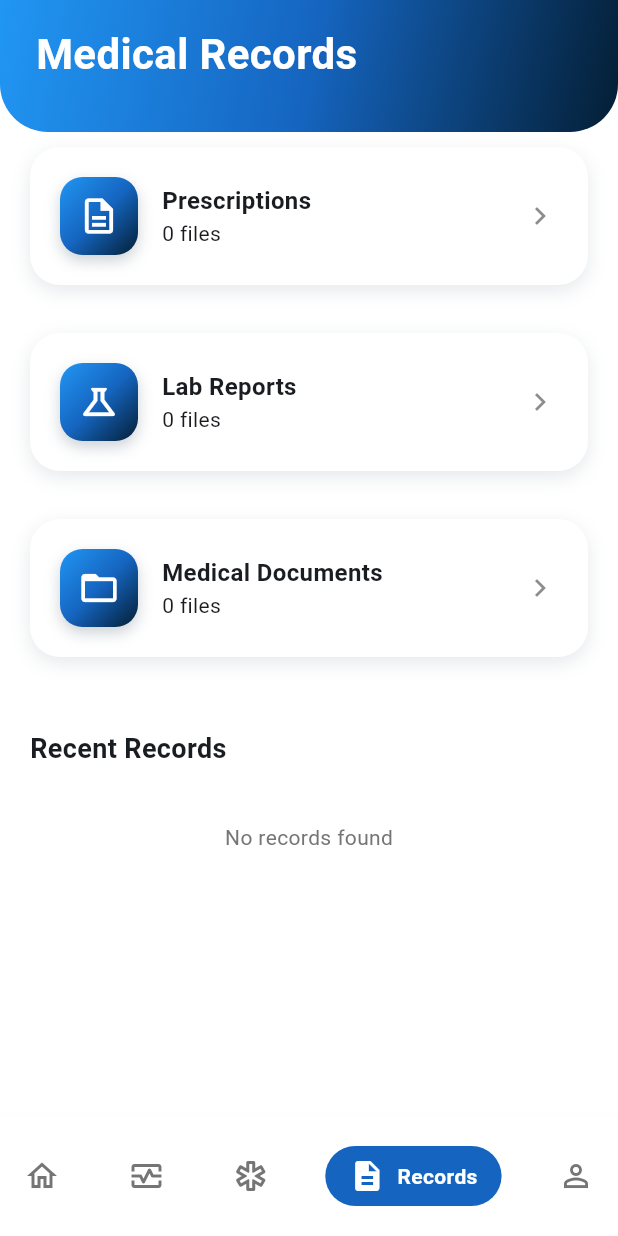
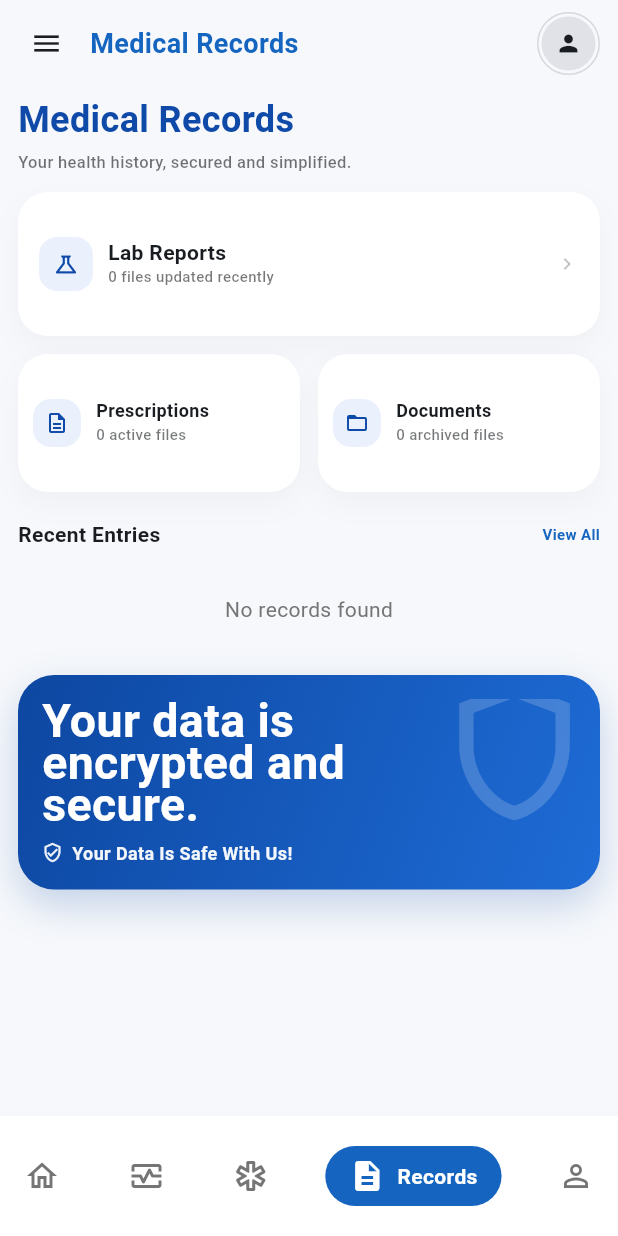
Before and after one commit to techvivek32/care4elder, a Flutter app: the MedicalRecordsScreen screen opened by its route, on a phone screen of 412 x 824 dp. Run offline on Flutter 3.47's test engine with Material 3 defaults, Android fonts, the phone set to English and light mode, and no system bars; our stand-ins replace audioplayers, cached_network_image, dio, file_picker, flutter_animate, flutter_contacts and 15 more; missing offline and left inert: agora_rtc_engine, flutter_background_service, razorpay_flutter; accounts and stored records are empty; network calls fail.

Commit message:
medical reord ui change

```diff
--- a/application/lib/features/consultation/screens/consultation_screen.dart
+++ b/application/lib/features/consultation/screens/consultation_screen.dart
@@ -96,7 +96,7 @@ class _ConsultationScreenState extends State<ConsultationScreen> {
                   child: Padding(
                     padding: const EdgeInsets.fromLTRB(16, 8, 16, 0),
                     child: _TopHeaderBar(
-                      title: 'Sanctuary Health',
+                      title: 'Consult',
                       onMenuTap: () {},
                       avatarUrl: (profileImageUrl != null &&
                               profileImageUrl.trim().isNotEmpty)
--- a/application/lib/features/records/screens/medical_records_screen.dart
+++ b/application/lib/features/records/screens/medical_records_screen.dart
@@ -1,11 +1,13 @@
 import 'package:flutter/material.dart';
 import 'package:google_fonts/google_fonts.dart';
 import 'package:intl/intl.dart';
+import 'package:provider/provider.dart';
 import 'package:url_launcher/url_launcher.dart';
 import '../../../core/theme/app_colors.dart';
 import '../../../core/constants/api_constants.dart';
 import '../../auth/services/auth_service.dart';
 import '../../../core/services/call_request_service.dart';
+import '../../../core/services/profile_service.dart';
 import 'patient_record_detail_screen.dart';
 import 'dart:ui';
 
@@ -105,6 +107,8 @@ class _MedicalRecordsScreenState extends State<MedicalRecordsScreen> {
   @override
   Widget build(BuildContext context) {
     final colorScheme = Theme.of(context).colorScheme;
+    final profileImageUrl =
+        context.watch<ProfileService>().currentUser?.profilePictureUrl;
 
     // Calculate counts
     int prescriptionsCount = 0;
@@ -118,65 +122,78 @@ class _MedicalRecordsScreenState extends State<MedicalRecordsScreen> {
     }
 
     return Scaffold(
-      backgroundColor: colorScheme.surface,
-      body: Column(
-        children: [
-          // Rounded Header
-          Container(
-            decoration: BoxDecoration(
-              gradient: Theme.of(context).brightness == Brightness.light
-                  ? AppColors.premiumGradient
-                  : AppColors.darkPremiumGradient,
-              borderRadius: const BorderRadius.only(
-                bottomLeft: Radius.circular(32),
-                bottomRight: Radius.circular(32),
-              ),
-            ),
-            child: SafeArea(
-              bottom: false,
-              child: Padding(
-                padding: const EdgeInsets.fromLTRB(24, 16, 24, 32),
-                child: Column(
-                  crossAxisAlignment: CrossAxisAlignment.start,
-                  children: [
-                    Row(
-                      mainAxisAlignment: MainAxisAlignment.spaceBetween,
-                      children: [
-                        Text(
-                          'Medical Records',
-                          style: GoogleFonts.roboto(
-                            fontSize: 28,
-                            fontWeight: FontWeight.bold,
-                            color: Colors.white,
-                          ),
-                        ),
-                      ],
-                    ),
-                  ],
-                ),
-              ),
-            ),
-          ),
-
-          // Content
-          Expanded(
+      backgroundColor: const Color(0xFFF6F8FB),
+      body: SafeArea(
         child: _isLoading
             ? const Center(child: CircularProgressIndicator())
             : RefreshIndicator(
                 onRefresh: _fetchRecords,
                 child: SingleChildScrollView(
                   physics: const AlwaysScrollableScrollPhysics(),
-                    padding: const EdgeInsets.symmetric(horizontal: 20, vertical: 10),
+                  padding: const EdgeInsets.fromLTRB(12, 8, 12, 18),
                   child: Column(
                     crossAxisAlignment: CrossAxisAlignment.start,
                     children: [
+                      _buildTopHeader(
+                        avatarUrl: (profileImageUrl != null &&
+                                profileImageUrl.trim().isNotEmpty)
+                            ? profileImageUrl
+                            : null,
+                      ),
+                      const SizedBox(height: 18),
+                      Text(
+                        'Medical Records',
+                        style: GoogleFonts.roboto(
+                          fontSize: 24,
+                          height: 1.0,
+                          fontWeight: FontWeight.w700,
+                          color: const Color(0xFF0F4AA8),
+                        ),
+                      ),
+                      const SizedBox(height: 8),
+                      Text(
+                        'Your health history, secured and simplified.',
+                        style: GoogleFonts.roboto(
+                          fontSize: 11,
+                          fontWeight: FontWeight.w500,
+                          color: colorScheme.onSurface.withOpacity(0.62),
+                        ),
+                      ),
+                      const SizedBox(height: 12),
                       _buildCategoryCard(
+                        title: 'Lab Reports',
+                        count: '$labReportsCount files updated recently',
+                        icon: Icons.science_outlined,
+                        color: const Color(0xFF0F4AA8),
+                        large: true,
+                        onTap: () {
+                          final allLabReports =
+                              _records.expand((r) => r.labReports).toList();
+                          Navigator.push(
+                            context,
+                            MaterialPageRoute(
+                              builder: (context) => PatientCategoryFilesScreen(
+                                title: 'Lab Reports',
+                                files: allLabReports,
+                                icon: Icons.science_outlined,
+                                color: const Color(0xFF041E34),
+                              ),
+                            ),
+                          );
+                        },
+                      ),
+                      const SizedBox(height: 12),
+                      Row(
+                        children: [
+                          Expanded(
+                            child: _buildCategoryCard(
                               title: 'Prescriptions',
-                count: '$prescriptionsCount files',
+                              count: '$prescriptionsCount active files',
                               icon: Icons.description_outlined,
-                color: const Color(0xFF041E34),
+                              color: const Color(0xFF0F4AA8),
                               onTap: () {
-                  final allPrescriptions = _records.expand((r) => r.prescriptions).toList();
+                                final allPrescriptions =
+                                    _records.expand((r) => r.prescriptions).toList();
                                 Navigator.push(
                                   context,
                                   MaterialPageRoute(
@@ -190,35 +207,18 @@ class _MedicalRecordsScreenState extends State<MedicalRecordsScreen> {
                                 );
                               },
                             ),
-              const SizedBox(height: 16),
-              _buildCategoryCard(
-                title: 'Lab Reports',
-                count: '$labReportsCount files',
-                icon: Icons.science_outlined,
-                color: const Color(0xFF041E34),
+                          ),
+                          const SizedBox(width: 12),
+                          Expanded(
+                            child: _buildCategoryCard(
+                              title: 'Documents',
+                              count: '$medicalDocsCount archived files',
+                              icon: Icons.folder_open_outlined,
+                              color: const Color(0xFF0F4AA8),
                               onTap: () {
-                  final allLabReports = _records.expand((r) => r.labReports).toList();
-                  Navigator.push(
-                    context,
-                    MaterialPageRoute(
-                      builder: (context) => PatientCategoryFilesScreen(
-                        title: 'Lab Reports',
-                        files: allLabReports,
-                        icon: Icons.science_outlined,
-                        color: const Color(0xFF041E34),
-                      ),
-                    ),
-                  );
-                },
-              ),
-              const SizedBox(height: 16),
-              _buildCategoryCard(
-                title: 'Medical Documents',
-                count: '$medicalDocsCount files',
-                icon: Icons.folder_open_outlined,
-                color: const Color(0xFF041E34),
-                onTap: () {
-                  final allMedicalDocs = _records.expand((r) => r.medicalDocuments).toList();
+                                final allMedicalDocs = _records
+                                    .expand((r) => r.medicalDocuments)
+                                    .toList();
                                 Navigator.push(
                                   context,
                                   MaterialPageRoute(
@@ -232,16 +232,32 @@ class _MedicalRecordsScreenState extends State<MedicalRecordsScreen> {
                                 );
                               },
                             ),
-              const SizedBox(height: 32),
+                          ),
+                        ],
+                      ),
+                      const SizedBox(height: 18),
+                      Row(
+                        mainAxisAlignment: MainAxisAlignment.spaceBetween,
+                        children: [
                           Text(
-                'Recent Records',
+                            'Recent Entries',
                             style: GoogleFonts.roboto(
-                  fontSize: 18,
-                  fontWeight: FontWeight.bold,
+                              fontSize: 14,
+                              fontWeight: FontWeight.w700,
                               color: colorScheme.onSurface,
                             ),
                           ),
-              const SizedBox(height: 16),
+                          Text(
+                            'View All',
+                            style: GoogleFonts.roboto(
+                              fontSize: 10,
+                              fontWeight: FontWeight.w600,
+                              color: const Color(0xFF1565C0),
+                            ),
+                          ),
+                        ],
+                      ),
+                      const SizedBox(height: 10),
                       if (_records.isEmpty)
                         Center(
                           child: Padding(
@@ -254,13 +270,13 @@ class _MedicalRecordsScreenState extends State<MedicalRecordsScreen> {
                         )
                       else
                         ..._buildRecentRecordsList(),
-              const SizedBox(height: 32),
+                      const SizedBox(height: 14),
+                      _buildSecurityBanner(),
+                      const SizedBox(height: 12),
                     ],
                   ),
                 ),
               ),
-          ),
-        ],
       ),
     );
   }
@@ -343,20 +359,20 @@ class _MedicalRecordsScreenState extends State<MedicalRecordsScreen> {
     required IconData icon,
     required Color color,
     required VoidCallback onTap,
+    bool large = false,
   }) {
-    final isDarkMode = Theme.of(context).brightness == Brightness.dark;
     final colorScheme = Theme.of(context).colorScheme;
 
     return Container(
-      margin: const EdgeInsets.only(bottom: 16),
+      constraints: BoxConstraints(minHeight: large ? 96 : 92),
       decoration: BoxDecoration(
-        color: Theme.of(context).cardTheme.color,
+        color: colorScheme.surface,
         borderRadius: BorderRadius.circular(20),
         boxShadow: [
           BoxShadow(
-            color: color.withOpacity(0.1),
-            blurRadius: 10,
-            offset: const Offset(0, 4),
+            color: Colors.black.withOpacity(0.03),
+            blurRadius: 16,
+            offset: const Offset(0, 8),
           ),
         ],
       ),
@@ -366,60 +382,57 @@ class _MedicalRecordsScreenState extends State<MedicalRecordsScreen> {
           onTap: onTap,
           borderRadius: BorderRadius.circular(20),
           child: Padding(
-            padding: const EdgeInsets.all(20),
+            padding: EdgeInsets.all(large ? 14 : 10),
             child: Row(
               children: [
                 Container(
-                  padding: const EdgeInsets.all(12),
+                  padding: EdgeInsets.all(large ? 9 : 8),
                   decoration: BoxDecoration(
-                    gradient: isDarkMode
-                        ? AppColors.darkPremiumGradient
-                        : AppColors.premiumGradient,
-                    borderRadius: BorderRadius.circular(15),
-                    boxShadow: [
-                      BoxShadow(
-                        color: (isDarkMode ? Colors.blue : const Color(0xFF041E34))
-                            .withOpacity(0.2),
-                        blurRadius: 8,
-                        offset: const Offset(0, 4),
-                      ),
-                    ],
+                    color: const Color(0xFFEAF0FC),
+                    borderRadius: BorderRadius.circular(12),
                   ),
                   child: Icon(
                     icon,
-                    color: Colors.white,
-                    size: 28,
+                    color: color,
+                    size: large ? 18 : 16,
                   ),
                 ),
-            const SizedBox(width: 16),
+                const SizedBox(width: 10),
                 Expanded(
                   child: Column(
                     crossAxisAlignment: CrossAxisAlignment.start,
+                    mainAxisAlignment: MainAxisAlignment.center,
                     children: [
                       Text(
                         title,
+                        maxLines: large ? 1 : 2,
+                        overflow: TextOverflow.ellipsis,
                         style: GoogleFonts.roboto(
-                      fontSize: 16,
-                      fontWeight: FontWeight.bold,
-                      color: Theme.of(context).colorScheme.onSurface,
+                          fontSize: large ? 14 : 12,
+                          height: 1.05,
+                          fontWeight: FontWeight.w700,
+                          color: colorScheme.onSurface,
                         ),
                       ),
+                      const SizedBox(height: 1),
                       Text(
                         count,
+                        maxLines: 2,
+                        overflow: TextOverflow.ellipsis,
                         style: GoogleFonts.roboto(
-                      fontSize: 14,
-                      color: Theme.of(context).textTheme.bodySmall?.color,
+                          fontSize: 10,
+                          fontWeight: FontWeight.w500,
+                          color: colorScheme.onSurface.withOpacity(0.6),
                         ),
                       ),
                     ],
                   ),
                 ),
+                if (large)
                   Icon(
                     Icons.chevron_right,
-              color: Theme.of(context)
-                  .colorScheme
-                  .onSurface
-                  .withOpacity(0.5),
+                    size: 16,
+                    color: colorScheme.onSurface.withOpacity(0.28),
                   ),
               ],
             ),
@@ -492,59 +505,57 @@ class _MedicalRecordsScreenState extends State<MedicalRecordsScreen> {
     required String subtitle,
     required IconData icon,
   }) {
+    final colorScheme = Theme.of(context).colorScheme;
     return Container(
-      padding: const EdgeInsets.all(16),
+      padding: const EdgeInsets.all(14),
       decoration: BoxDecoration(
-        color: Theme.of(context).colorScheme.surface,
-        borderRadius: BorderRadius.circular(20),
+        color: colorScheme.surface,
+        borderRadius: BorderRadius.circular(18),
         boxShadow: [
           BoxShadow(
-            color: Colors.black.withOpacity(0.05),
-            blurRadius: 10,
-            offset: const Offset(0, 4),
+            color: Colors.black.withOpacity(0.03),
+            blurRadius: 16,
+            offset: const Offset(0, 8),
           ),
         ],
-        border: Border.all(
-          color: Theme.of(context)
-              .colorScheme
-              .onSurface
-              .withOpacity(0.08),
-        ),
       ),
       child: Row(
         children: [
           Container(
             padding: const EdgeInsets.all(10),
             decoration: BoxDecoration(
-              gradient: Theme.of(context).brightness == Brightness.light
-                  ? AppColors.premiumGradient
-                  : AppColors.darkPremiumGradient,
+              color: const Color(0xFFEAF0FC),
               borderRadius: BorderRadius.circular(12),
             ),
             child: Icon(
               icon,
-              color: Colors.white,
-              size: 24,
+              color: const Color(0xFF0F4AA8),
+              size: 20,
             ),
           ),
-          const SizedBox(width: 16),
+          const SizedBox(width: 12),
           Expanded(
             child: Column(
               crossAxisAlignment: CrossAxisAlignment.start,
               children: [
                 Text(
                   title,
+                  maxLines: 2,
+                  overflow: TextOverflow.ellipsis,
                   style: GoogleFonts.roboto(
-                    fontSize: 16,
-                    fontWeight: FontWeight.w600,
-                    color: Theme.of(context).colorScheme.onSurface,
+                    fontSize: 14,
+                    fontWeight: FontWeight.w700,
+                    color: colorScheme.onSurface,
                   ),
                 ),
                 Text(
                   subtitle,
+                  maxLines: 2,
+                  overflow: TextOverflow.ellipsis,
                   style: GoogleFonts.roboto(
-                    fontSize: 13,
-                    color: Theme.of(context).textTheme.bodySmall?.color,
+                    fontSize: 11,
+                    fontWeight: FontWeight.w500,
+                    color: colorScheme.onSurface.withOpacity(0.58),
                   ),
                 ),
               ],
@@ -553,16 +564,128 @@ class _MedicalRecordsScreenState extends State<MedicalRecordsScreen> {
           Container(
             padding: const EdgeInsets.all(8),
             decoration: BoxDecoration(
-              gradient: Theme.of(context).brightness == Brightness.light
-                  ? AppColors.premiumGradient
-                  : AppColors.darkPremiumGradient,
+              color: colorScheme.surfaceContainerHighest,
               shape: BoxShape.circle,
             ),
-            child: const Icon(
+            child: Icon(
               Icons.download_rounded,
+              color: const Color(0xFF0F4AA8).withOpacity(0.9),
+              size: 18,
+            ),
+          ),
+        ],
+      ),
+    );
+  }
+
+  Widget _buildTopHeader({String? avatarUrl}) {
+    final colorScheme = Theme.of(context).colorScheme;
+    return Row(
+      children: [
+        InkWell(
+          onTap: () {},
+          borderRadius: BorderRadius.circular(12),
+          child: Padding(
+            padding: const EdgeInsets.all(8),
+            child: Icon(Icons.menu, color: colorScheme.onSurface, size: 22),
+          ),
+        ),
+        const SizedBox(width: 10),
+        Expanded(
+          child: Text(
+            'Medical Records',
+            style: GoogleFonts.roboto(
+              fontSize: 18,
+              fontWeight: FontWeight.w700,
+              color: const Color(0xFF1565C0),
+            ),
+          ),
+        ),
+        Container(
+          padding: const EdgeInsets.all(2),
+          decoration: BoxDecoration(
+            shape: BoxShape.circle,
+            border: Border.all(color: colorScheme.outline.withOpacity(0.25)),
+          ),
+          child: CircleAvatar(
+            radius: 18,
+            backgroundColor: colorScheme.surfaceContainerHighest,
+            backgroundImage:
+                avatarUrl != null ? NetworkImage(avatarUrl) : null,
+            child: avatarUrl == null
+                ? Icon(Icons.person, color: colorScheme.onSurface, size: 18)
+                : null,
+          ),
+        ),
+      ],
+    );
+  }
+
+  Widget _buildSecurityBanner() {
+    return Container(
+      width: double.infinity,
+      padding: const EdgeInsets.all(16),
+      decoration: BoxDecoration(
+        borderRadius: BorderRadius.circular(24),
+        gradient: const LinearGradient(
+          begin: Alignment.topLeft,
+          end: Alignment.bottomRight,
+          colors: [
+            Color(0xFF0D47A1),
+            Color(0xFF1E6CD6),
+          ],
+        ),
+        boxShadow: [
+          BoxShadow(
+            color: const Color(0xFF0D47A1).withOpacity(0.22),
+            blurRadius: 22,
+            offset: const Offset(0, 10),
+          ),
+        ],
+      ),
+      child: Stack(
+        children: [
+          Positioned(
+            right: -14,
+            top: -20,
+            child: Icon(
+              Icons.shield_outlined,
+              color: Colors.white.withOpacity(0.18),
+              size: 110,
+            ),
+          ),
+          Column(
+            crossAxisAlignment: CrossAxisAlignment.start,
+            children: [
+              Text(
+                'Your data is\nencrypted and\nsecure.',
+                style: GoogleFonts.roboto(
+                  fontSize: 31,
+                  height: 0.9,
+                  fontWeight: FontWeight.w700,
                   color: Colors.white,
-              size: 20,
                 ),
+              ),
+              const SizedBox(height: 10),
+              Row(
+                children: [
+                  Icon(
+                    Icons.verified_user_outlined,
+                    color: Colors.white.withOpacity(0.92),
+                    size: 14,
+                  ),
+                  const SizedBox(width: 6),
+                  Text(
+                    'Your Data Is Safe With Us!',
+                    style: GoogleFonts.roboto(
+                      fontSize: 12,
+                      fontWeight: FontWeight.w600,
+                      color: Colors.white.withOpacity(0.95),
+                    ),
+                  ),
+                ],
+              ),
+            ],
           ),
         ],
       ),
```
Lines whose indentation alone changed are shown as unchanged.
